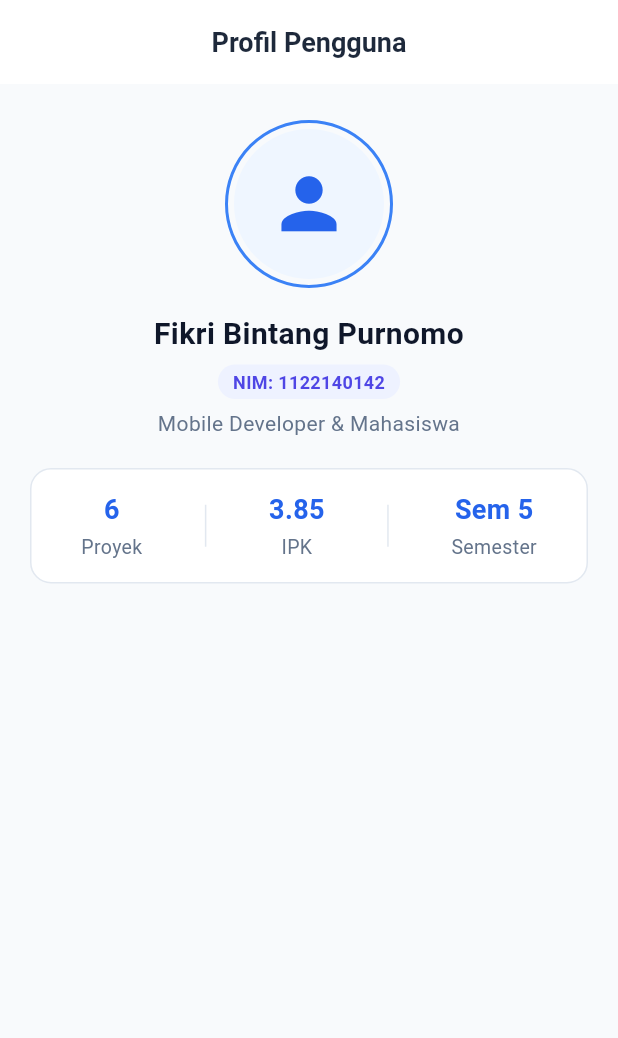
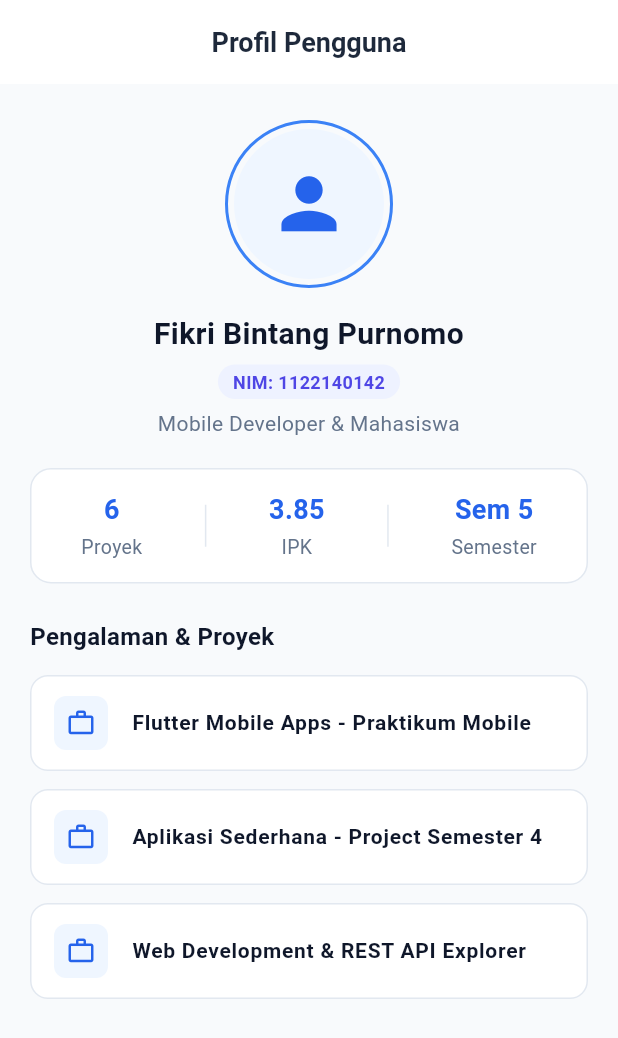
Before and after one commit to FikriBintangx/pert5, a Flutter app: the screen it shows after launch, on a phone screen of 412 x 824 dp. Shown: the top 1038 px of the screen. Run offline on Flutter 3.47's test engine with Material 3 defaults, Android fonts, the light colour scheme and no system bars.

Commit message:
refactor: membuat list kartu riwayat pengalaman

```diff
--- a/lib/main.dart
+++ b/lib/main.dart
@@ -33,6 +33,12 @@ class _ProfilePageState extends State<ProfilePage> {
   final String nim = '1122140142';
   final String role = 'Mobile Developer & Mahasiswa';
 
+  final List<String> experiences = [
+    'Flutter Mobile Apps - Praktikum Mobile',
+    'Aplikasi Sederhana - Project Semester 4',
+    'Web Development & REST API Explorer',
+  ];
+
   @override
   Widget build(BuildContext context) {
     return Scaffold(
@@ -50,6 +56,10 @@ class _ProfilePageState extends State<ProfilePage> {
       body: SingleChildScrollView(
         padding: const EdgeInsets.symmetric(horizontal: 20.0, vertical: 24.0),
         child: Column(
+          crossAxisAlignment: CrossAxisAlignment.start,
+          children: [
+            Center(
+              child: Column(
                 children: [
                   const ProfileAvatar(),
                   const SizedBox(height: 16),
@@ -58,8 +68,31 @@ class _ProfilePageState extends State<ProfilePage> {
                     nim: nim,
                     role: role,
                   ),
+                ],
+              ),
+            ),
             const SizedBox(height: 20),
             const ProfileStats(),
+            const SizedBox(height: 24),
+            const Text(
+              'Pengalaman & Proyek',
+              style: TextStyle(
+                fontSize: 16,
+                fontWeight: FontWeight.bold,
+                color: Color(0xFF0F172A),
+              ),
+            ),
+            const SizedBox(height: 8),
+            ListView.builder(
+              shrinkWrap: true,
+              physics: const NeverScrollableScrollPhysics(),
+              itemCount: experiences.length,
+              itemBuilder: (context, index) {
+                return ExperienceCard(
+                  title: experiences[index],
+                );
+              },
+            ),
           ],
         ),
       ),
@@ -209,3 +242,48 @@ class StatItem extends StatelessWidget {
     );
   }
 }
+
+class ExperienceCard extends StatelessWidget {
+  final String title;
+
+  const ExperienceCard({
+    super.key,
+    required this.title,
+  });
+
+  @override
+  Widget build(BuildContext context) {
+    return Card(
+      elevation: 0,
+      margin: const EdgeInsets.symmetric(vertical: 6),
+      shape: RoundedRectangleBorder(
+        borderRadius: BorderRadius.circular(12),
+        side: const BorderSide(color: Color(0xFFE2E8F0)),
+      ),
+      color: Colors.white,
+      child: ListTile(
+        contentPadding: const EdgeInsets.symmetric(horizontal: 16, vertical: 4),
+        leading: Container(
+          padding: const EdgeInsets.all(8),
+          decoration: BoxDecoration(
+            color: const Color(0xFFEFF6FF),
+            borderRadius: BorderRadius.circular(8),
+          ),
+          child: const Icon(
+            Icons.work_outline,
+            color: Color(0xFF2563EB),
+            size: 20,
+          ),
+        ),
+        title: Text(
+          title,
+          style: const TextStyle(
+            fontSize: 14,
+            fontWeight: FontWeight.w600,
+            color: Color(0xFF0F172A),
+          ),
+        ),
+      ),
+    );
+  }
+}
```
Lines whose indentation alone changed are shown as unchanged.
